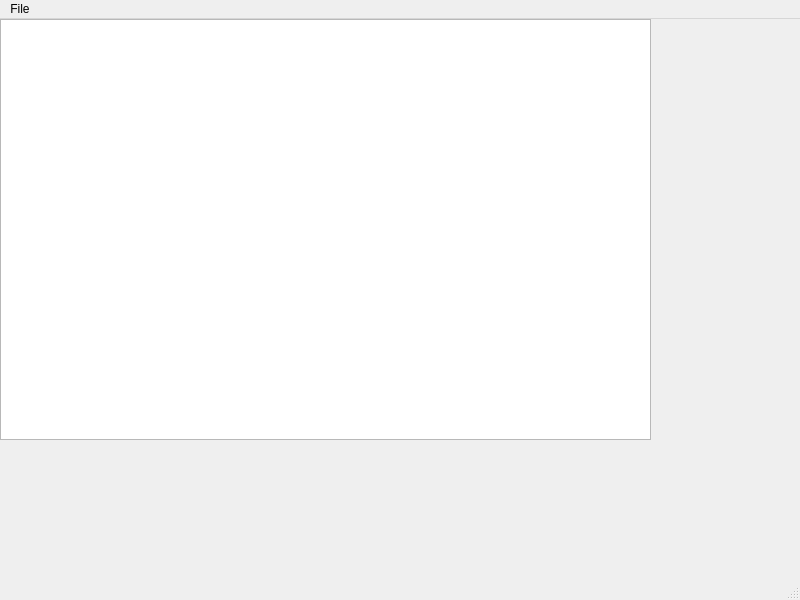
This is mainwindow.ui in Genrikh302/MTA as Qt 5 draws it before an edit. The edited form follows.
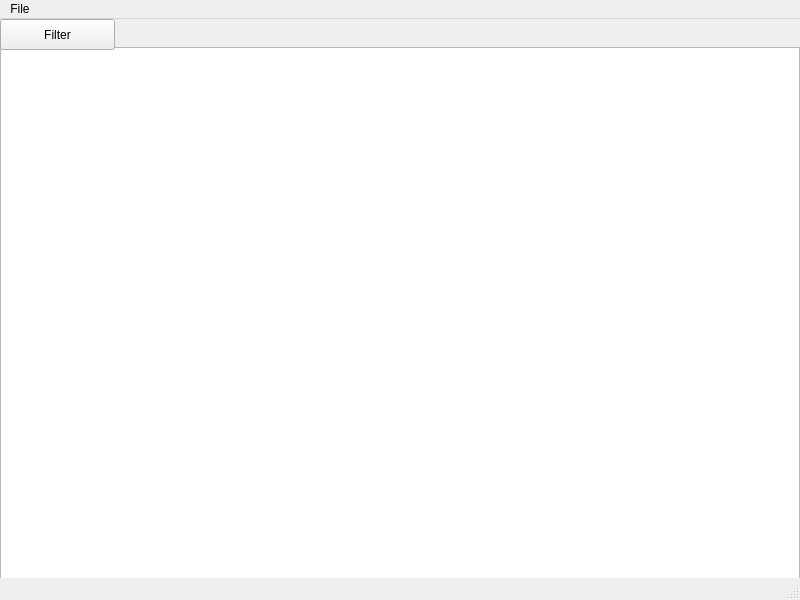
This is the edited form.

Diff of the .ui file:
```diff
--- a/mainwindow.ui
+++ b/mainwindow.ui
@@ -12,8 +12,8 @@
   </property>
   <property name="maximumSize">
    <size>
-    <width>800</width>
-    <height>600</height>
+    <width>1920</width>
+    <height>1080</height>
    </size>
   </property>
   <property name="windowTitle">
@@ -24,11 +24,30 @@
     <property name="geometry">
      <rect>
       <x>0</x>
+      <y>28</y>
+      <width>800</width>
+      <height>551</height>
+     </rect>
+    </property>
+    <property name="maximumSize">
+     <size>
+      <width>1920</width>
+      <height>1080</height>
+     </size>
+    </property>
+   </widget>
+   <widget class="QPushButton" name="pushButton">
+    <property name="geometry">
+     <rect>
+      <x>0</x>
       <y>0</y>
-      <width>651</width>
-      <height>421</height>
+      <width>115</width>
+      <height>31</height>
      </rect>
     </property>
+    <property name="text">
+     <string>Filter</string>
+    </property>
    </widget>
   </widget>
   <widget class="QMenuBar" name="menubar">
```
